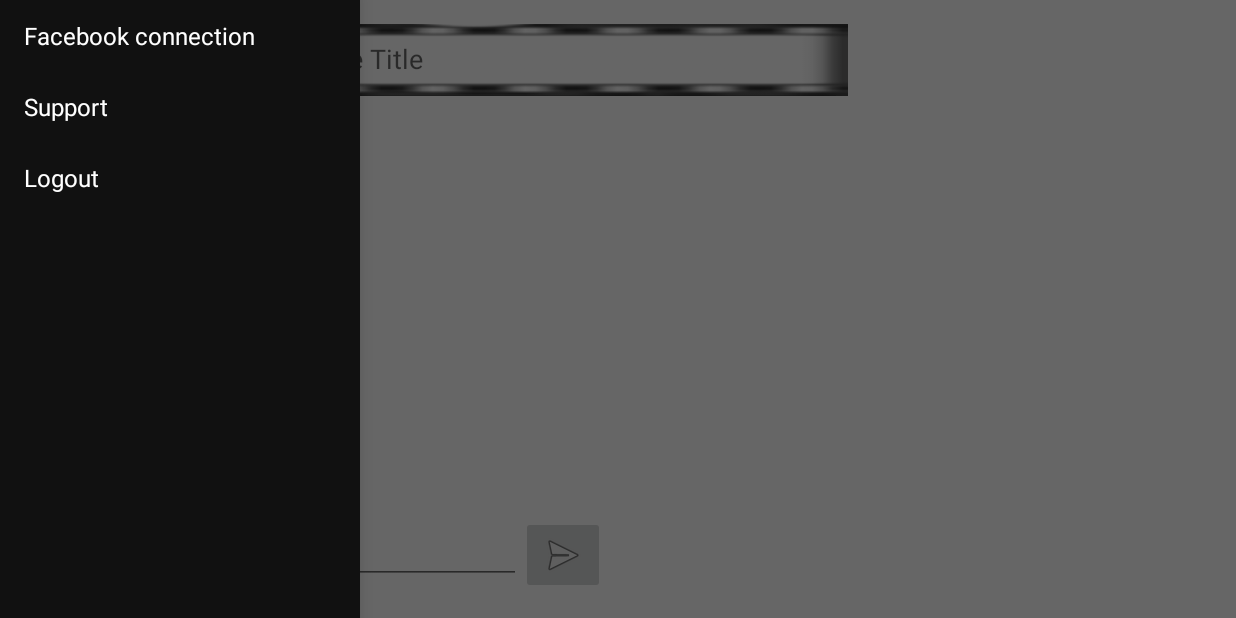
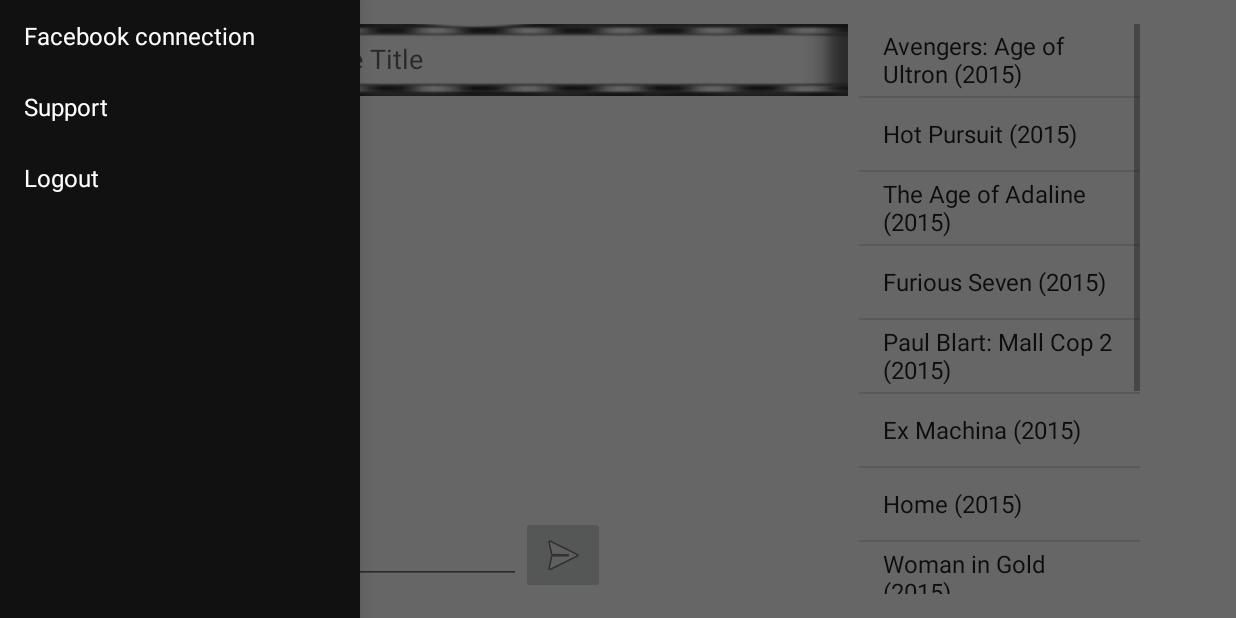
Before and after one commit to FatBrownies/CinemaBase, an Android app: the screen it shows after launch (MainActivity), with the side drawer open, on a phone screen of 824 x 412 dp (held sideways). Run offline under Robolectric (Android 15) with nearby library versions, the phone set to English and light mode, and no system bars; our stand-ins replace Volley; libraries missing offline, so code that uses them is left out: com.facebook, com.facebook.appevents, com.facebook.login, com.firebase.client; 14 statements that could not run were skipped.

Commit message:
change to master

```diff
--- a/app/src/main/res/layout/activity_main.xml
+++ b/app/src/main/res/layout/activity_main.xml
@@ -113,7 +113,7 @@
             android:layout_alignParentTop="true"
             android:transcriptMode="alwaysScroll"
             android:layout_centerInParent="true"
-            android:entries="@array/topFive"
+            android:entries="@array/topMovies"
             android:layout_weight="1" />
 
     </LinearLayout>
--- a/app/src/main/res/values/strings.xml
+++ b/app/src/main/res/values/strings.xml
@@ -36,6 +36,9 @@
         <item>Paul Blart: Mall Cop 2 (2015)</item>
         <item>Ex Machina (2015)</item>
         <item>Home (2015)</item>
+        <item>Woman in Gold (2015)</item>
+        <item>Cinderella (2015)</item>
+        <item>Cybernatural (2014)</item>
         <item></item>
         <item></item>
 
```
